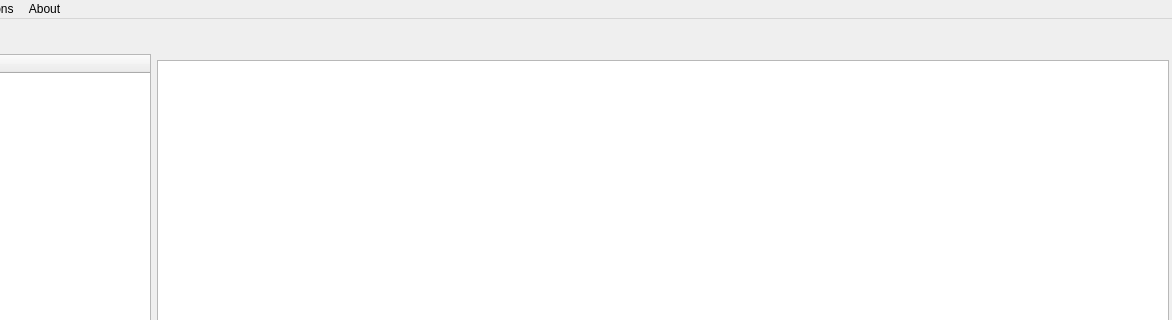
Above: codeeditor.ui from EmreArapcicUevak/CodeLab-Notes before the change; both pictures show x 108 to 1280 and y 0 to 320 of the 1280 by 720 pixel window. Below: the same form after it.
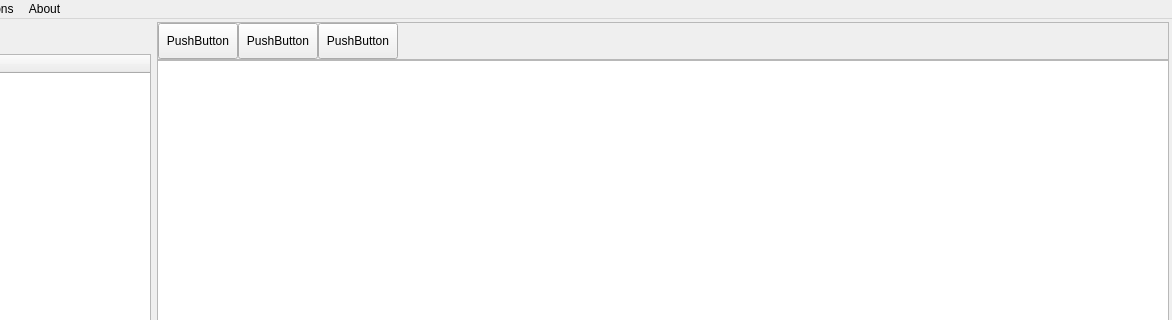
That is the form after the change. Icons and pictures are not drawn. Custom widgets are drawn as their Qt base class.

Commit message: Create area for editor tabs(opened_files_tab_holder widget)

The edit to the form file:
```diff
--- a/codeeditor.ui
+++ b/codeeditor.ui
@@ -300,13 +300,10 @@
          <number>3</number>
         </property>
         <item>
-         <widget class="QWidget" name="opened_files_placeholder" native="true">
-          <property name="enabled">
-           <bool>true</bool>
-          </property>
+         <widget class="QScrollArea" name="opened_files_tab_holder">
           <property name="sizePolicy">
-           <sizepolicy hsizetype="Expanding" vsizetype="Preferred">
-            <horstretch>5</horstretch>
+           <sizepolicy hsizetype="Expanding" vsizetype="Minimum">
+            <horstretch>0</horstretch>
             <verstretch>0</verstretch>
            </sizepolicy>
           </property>
@@ -316,23 +313,132 @@
             <height>38</height>
            </size>
           </property>
+          <property name="maximumSize">
+           <size>
+            <width>16777215</width>
+            <height>38</height>
+           </size>
+          </property>
           <property name="styleSheet">
-           <string notr="true">background-color : &quot;#353638&quot;;</string>
+           <string notr="true">QScrollBar {
+	height: 5px;
+}</string>
           </property>
-          <layout class="QHBoxLayout" name="horizontalLayout_4">
-           <property name="leftMargin">
-            <number>0</number>
+          <property name="verticalScrollBarPolicy">
+           <enum>Qt::ScrollBarAlwaysOff</enum>
+          </property>
+          <property name="sizeAdjustPolicy">
+           <enum>QAbstractScrollArea::AdjustToContents</enum>
+          </property>
+          <property name="widgetResizable">
+           <bool>true</bool>
+          </property>
+          <widget class="QWidget" name="opened_files_tabs">
+           <property name="geometry">
+            <rect>
+             <x>0</x>
+             <y>0</y>
+             <width>1010</width>
+             <height>36</height>
+            </rect>
            </property>
-           <property name="topMargin">
-            <number>0</number>
+           <property name="sizePolicy">
+            <sizepolicy hsizetype="Preferred" vsizetype="Expanding">
+             <horstretch>0</horstretch>
+             <verstretch>0</verstretch>
+            </sizepolicy>
            </property>
-           <property name="rightMargin">
-            <number>0</number>
+           <property name="focusPolicy">
+            <enum>Qt::NoFocus</enum>
            </property>
-           <property name="bottomMargin">
-            <number>0</number>
-           </property>
-          </layout>
+           <layout class="QHBoxLayout" name="horizontalLayout_4">
+            <property name="spacing">
+             <number>0</number>
+            </property>
+            <property name="leftMargin">
+             <number>0</number>
+            </property>
+            <property name="topMargin">
+             <number>0</number>
+            </property>
+            <property name="rightMargin">
+             <number>0</number>
+            </property>
+            <property name="bottomMargin">
+             <number>0</number>
+            </property>
+            <item>
+             <widget class="QPushButton" name="pushButton_3">
+              <property name="sizePolicy">
+               <sizepolicy hsizetype="Fixed" vsizetype="Expanding">
+                <horstretch>0</horstretch>
+                <verstretch>0</verstretch>
+               </sizepolicy>
+              </property>
+              <property name="minimumSize">
+               <size>
+                <width>0</width>
+                <height>0</height>
+               </size>
+              </property>
+              <property name="text">
+               <string>PushButton</string>
+              </property>
+             </widget>
+            </item>
+            <item>
+             <widget class="QPushButton" name="pushButton_2">
+              <property name="sizePolicy">
+               <sizepolicy hsizetype="Fixed" vsizetype="Expanding">
+                <horstretch>0</horstretch>
+                <verstretch>0</verstretch>
+               </sizepolicy>
+              </property>
+              <property name="minimumSize">
+               <size>
+                <width>0</width>
+                <height>0</height>
+               </size>
+              </property>
+              <property name="text">
+               <string>PushButton</string>
+              </property>
+             </widget>
+            </item>
+            <item>
+             <widget class="QPushButton" name="pushButton">
+              <property name="sizePolicy">
+               <sizepolicy hsizetype="Fixed" vsizetype="Expanding">
+                <horstretch>0</horstretch>
+                <verstretch>0</verstretch>
+               </sizepolicy>
+              </property>
+              <property name="minimumSize">
+               <size>
+                <width>0</width>
+                <height>0</height>
+               </size>
+              </property>
+              <property name="text">
+               <string>PushButton</string>
+              </property>
+             </widget>
+            </item>
+            <item>
+             <spacer name="horizontalSpacer">
+              <property name="orientation">
+               <enum>Qt::Horizontal</enum>
+              </property>
+              <property name="sizeHint" stdset="0">
+               <size>
+                <width>40</width>
+                <height>20</height>
+               </size>
+              </property>
+             </spacer>
+            </item>
+           </layout>
+          </widget>
          </widget>
         </item>
         <item>
```
Left out of the diff: 2 changed lines with no effect on the pictures.
